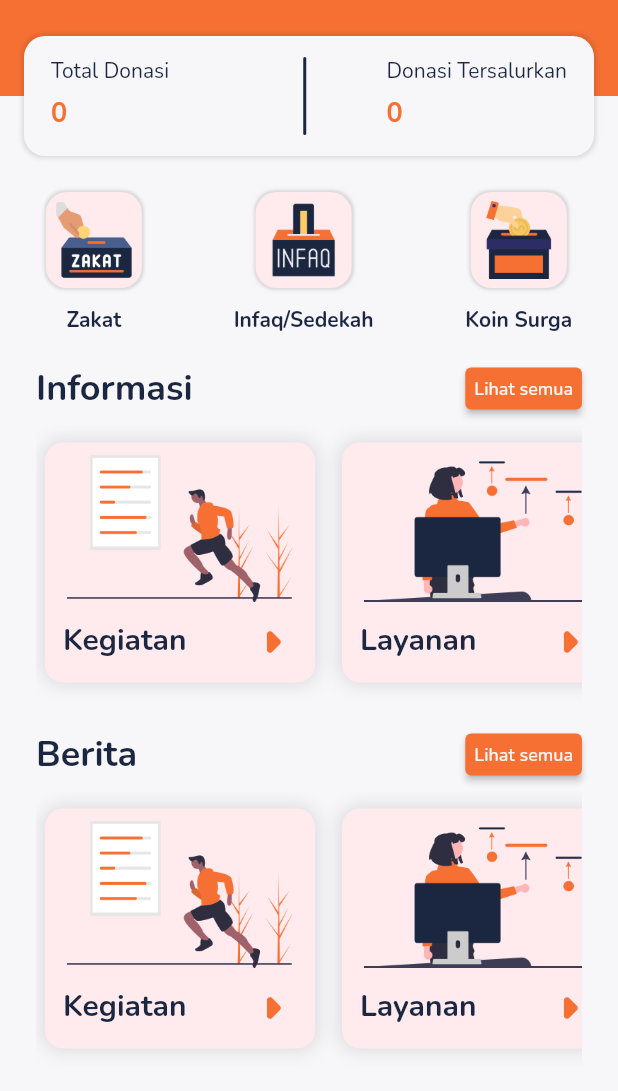
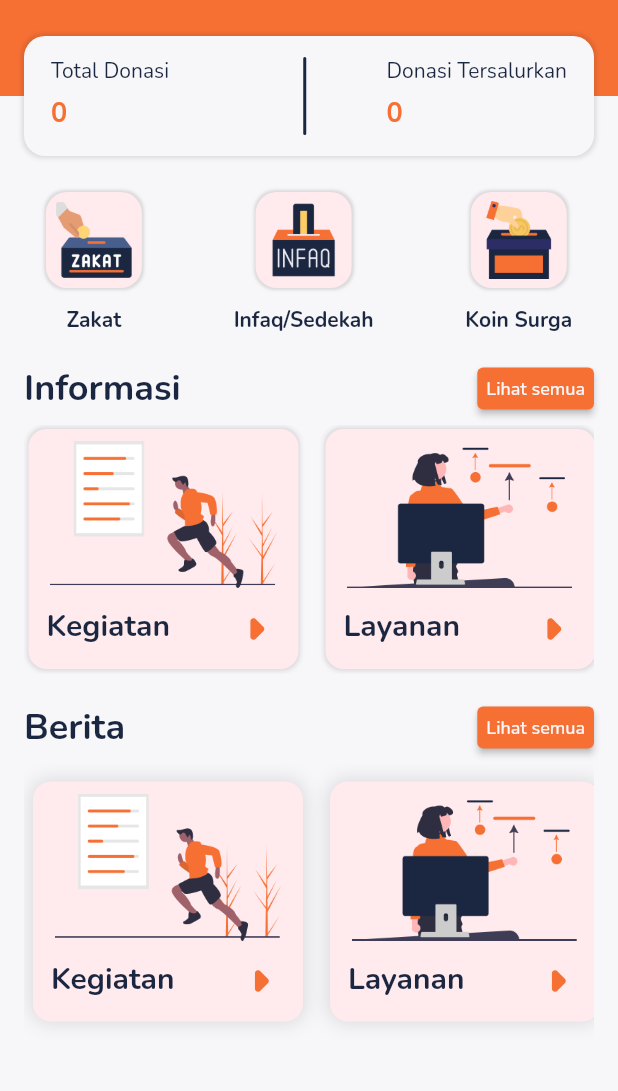
Before and after one commit to sahabatLaode/lazis, a Flutter app: the UserHome screen opened directly, on a phone screen of 412 x 824 dp. Shown: the top 1091 px of the screen. Run offline on Flutter 3.47's test engine with Material 2 defaults, Android fonts, the phone set to English and light mode, and no system bars; our stand-ins replace dropdown_search, google_fonts, google_nav_bar.

Commit message:
merubah tampilan beranda

```diff
--- a/lazismu redesign/lib/pages/home_page.dart
+++ b/lazismu redesign/lib/pages/home_page.dart
@@ -128,6 +128,7 @@ class _UserHomeState extends State<UserHome> {
       mainAxisAlignment: MainAxisAlignment.spaceAround,
       // crossAxisAlignment: CrossAxisAlignment.center,
       children: [
+        // QUICK MENU ZAKAT
         Column(
           children: [
             Container(
@@ -158,6 +159,8 @@ class _UserHomeState extends State<UserHome> {
             ),
           ],
         ),
+
+        // QUICK MENU INFAQ/SEDEKAH
         Column(
           children: [
             Container(
@@ -188,6 +191,8 @@ class _UserHomeState extends State<UserHome> {
             ),
           ],
         ),
+
+        // QUICK MENU KOIN SURGA
         Column(
           children: [
             Container(
@@ -224,7 +229,7 @@ class _UserHomeState extends State<UserHome> {
 
   Widget informasi() {
     return Padding(
-      padding: const EdgeInsets.symmetric(horizontal: 24, vertical: 12),
+      padding: const EdgeInsets.symmetric(horizontal: 16, vertical: 12),
       child: Column(
         crossAxisAlignment: CrossAxisAlignment.start,
         children: [
@@ -268,7 +273,8 @@ class _UserHomeState extends State<UserHome> {
                 children: [
                   // INFORMASI KEGIATAN
                   Padding(
-                    padding: const EdgeInsets.all(6),
+                    padding: const EdgeInsets.only(
+                        right: 12, left: 3, top: 3, bottom: 3),
                     child: Container(
                       width: 180,
                       height: 160,
@@ -277,7 +283,7 @@ class _UserHomeState extends State<UserHome> {
                         boxShadow: const [
                           BoxShadow(
                             color: Colors.black12,
-                            blurRadius: 10,
+                            blurRadius: 2,
                             spreadRadius: 1,
                           ),
                         ],
@@ -323,7 +329,7 @@ class _UserHomeState extends State<UserHome> {
 
                   // INFORMASI LAYANAN
                   Padding(
-                    padding: const EdgeInsets.all(12),
+                    padding: const EdgeInsets.only(right: 6, left: 6),
                     child: Container(
                       width: 180,
                       height: 160,
@@ -332,7 +338,7 @@ class _UserHomeState extends State<UserHome> {
                         boxShadow: const [
                           BoxShadow(
                             color: Colors.black12,
-                            blurRadius: 10,
+                            blurRadius: 2,
                             spreadRadius: 1,
                           ),
                         ],
@@ -378,7 +384,7 @@ class _UserHomeState extends State<UserHome> {
 
                   // INFORMASI ASNAF
                   Padding(
-                    padding: const EdgeInsets.all(12),
+                    padding: const EdgeInsets.only(right: 3, left: 12),
                     child: Container(
                       width: 180,
                       height: 160,
@@ -387,7 +393,7 @@ class _UserHomeState extends State<UserHome> {
                         boxShadow: const [
                           BoxShadow(
                             color: Colors.black12,
-                            blurRadius: 10,
+                            blurRadius: 2,
                             spreadRadius: 1,
                           ),
                         ],
@@ -441,7 +447,7 @@ class _UserHomeState extends State<UserHome> {
 
   Widget berita() {
     return Padding(
-      padding: const EdgeInsets.only(left: 24, right: 24, bottom: 64),
+      padding: const EdgeInsets.only(left: 16, right: 16, bottom: 24),
       child: Column(
         crossAxisAlignment: CrossAxisAlignment.start,
         children: [
```
